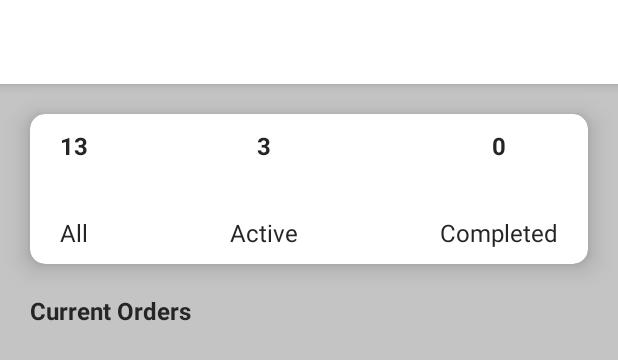
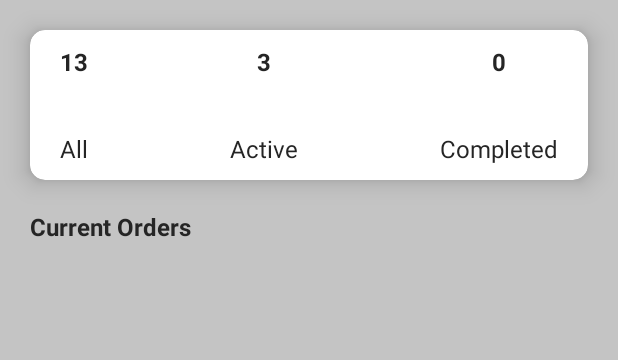
Before and after one commit to kariuki-joseph/farm2door, an Android app: the layout fragment_orders.xml on its own in the app's theme, with its tools: preview values and no code run, on a phone screen of 412 x 824 dp. Shown: the top 360 px of the screen. Run offline under Robolectric (Android 15) with nearby library versions, the phone set to English and light mode, and no system bars.

Commit message:
remove toolbar

```diff
--- a/app/src/main/res/layout/fragment_orders.xml
+++ b/app/src/main/res/layout/fragment_orders.xml
@@ -8,11 +8,6 @@
     android:background="@color/bg_color"
     >
 
-    <include
-        layout="@layout/toolbar_layout"
-        android:id="@+id/toolbar"
-        />
-
     <androidx.cardview.widget.CardView
         android:layout_width="match_parent"
         android:layout_height="100dp"
@@ -22,7 +17,7 @@
         app:cardElevation="10dp"
         app:layout_constraintEnd_toStartOf="parent"
         app:layout_constraintEnd_toEndOf="parent"
-        app:layout_constraintTop_toBottomOf="@+id/toolbar"
+        app:layout_constraintTop_toTopOf="parent"
         app:layout_constraintStart_toStartOf="parent"
         >
         <androidx.constraintlayout.widget.ConstraintLayout
```
